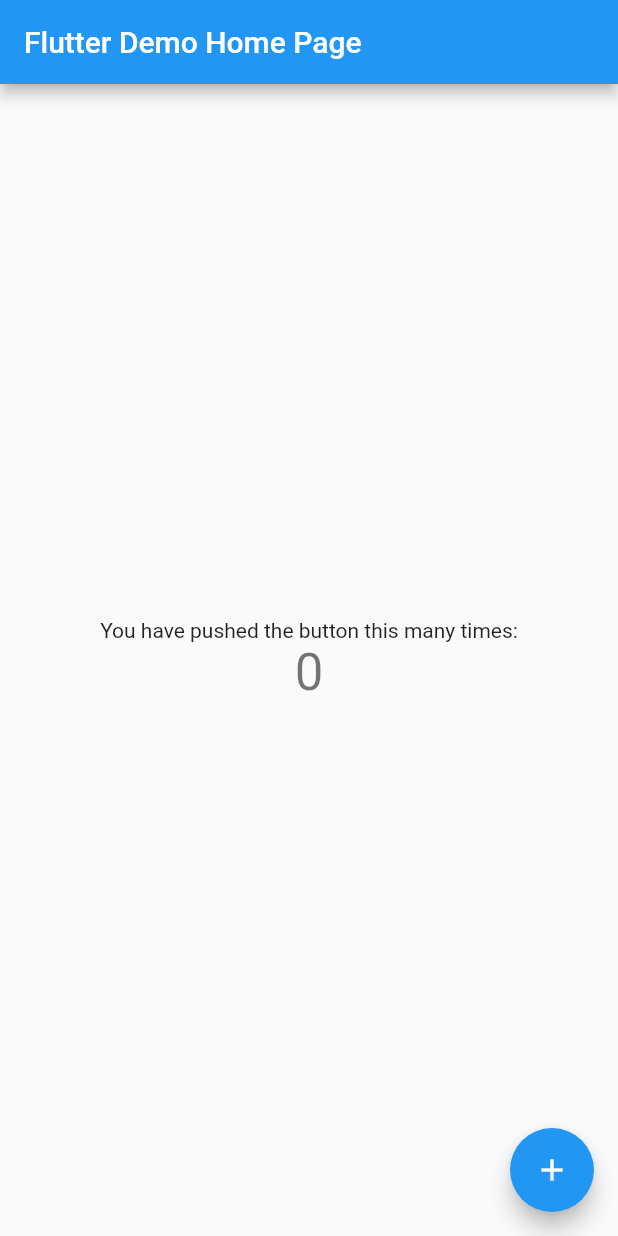
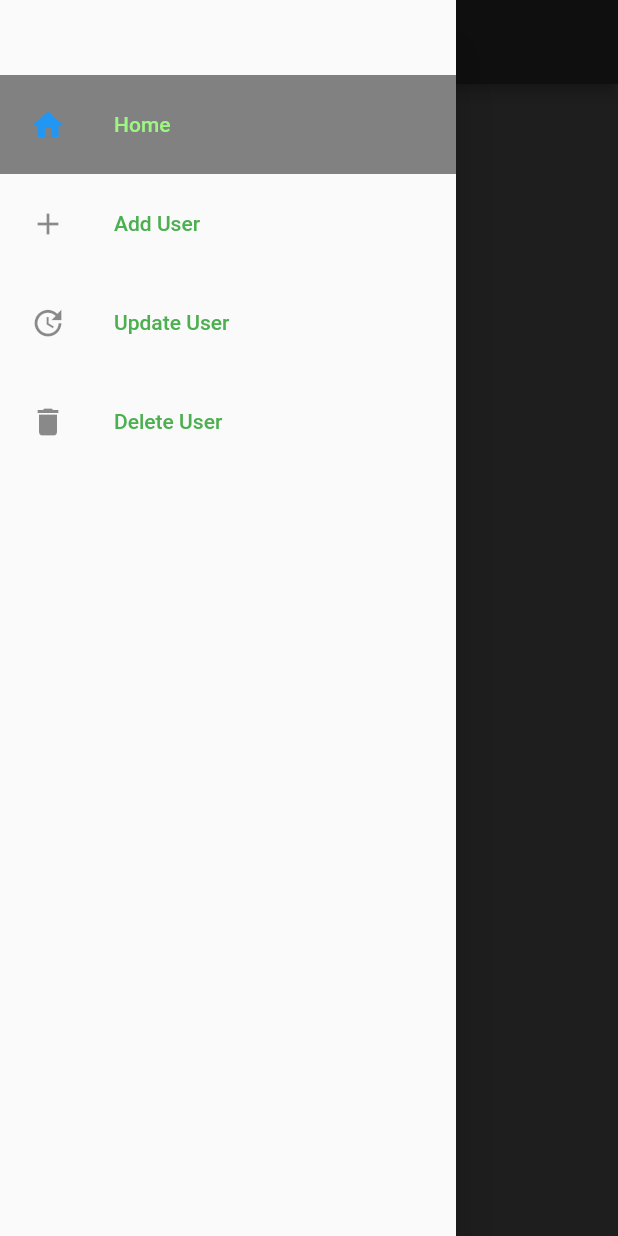
Before and after one commit to martin-ngigi/flutter_rest, a Flutter app: the screen it shows after launch, with the side drawer open (before the commit the screen has no drawer), on a phone screen of 412 x 824 dp. Run offline on Flutter 3.47's test engine with Material 2 defaults, Android fonts, the phone set to English and light mode, and no system bars.

Commit message:
Added pages

```diff
--- a/lib/main.dart
+++ b/lib/main.dart
@@ -1,4 +1,6 @@
 import 'package:flutter/material.dart';
+import 'package:flutter_rest/pages/home_page.dart';
+import 'package:flutter_rest/shared/constants.dart';
 
 void main() {
   runApp(const MyApp());
@@ -13,103 +15,10 @@ class MyApp extends StatelessWidget {
     return MaterialApp(
       title: 'Flutter Demo',
       theme: ThemeData(
-        // This is the theme of your application.
-        //
-        // Try running your application with "flutter run". You'll see the
-        // application has a blue toolbar. Then, without quitting the app, try
-        // changing the primarySwatch below to Colors.green and then invoke
-        // "hot reload" (press "r" in the console where you ran "flutter run",
-        // or simply save your changes to "hot reload" in a Flutter IDE).
-        // Notice that the counter didn't reset back to zero; the application
-        // is not restarted.
-        primarySwatch: Colors.blue,
+        primaryColor: Constants().primaryColor,
       ),
-      home: const MyHomePage(title: 'Flutter Demo Home Page'),
+      debugShowCheckedModeBanner: false,
+      home: HomePage(),
     );
   }
 }
-
-class MyHomePage extends StatefulWidget {
-  const MyHomePage({super.key, required this.title});
-
-  // This widget is the home page of your application. It is stateful, meaning
-  // that it has a State object (defined below) that contains fields that affect
-  // how it looks.
-
-  // This class is the configuration for the state. It holds the values (in this
-  // case the title) provided by the parent (in this case the App widget) and
-  // used by the build method of the State. Fields in a Widget subclass are
-  // always marked "final".
-
-  final String title;
-
-  @override
-  State<MyHomePage> createState() => _MyHomePageState();
-}
-
-class _MyHomePageState extends State<MyHomePage> {
-  int _counter = 0;
-
-  void _incrementCounter() {
-    setState(() {
-      // This call to setState tells the Flutter framework that something has
-      // changed in this State, which causes it to rerun the build method below
-      // so that the display can reflect the updated values. If we changed
-      // _counter without calling setState(), then the build method would not be
-      // called again, and so nothing would appear to happen.
-      _counter++;
-    });
-  }
-
-  @override
-  Widget build(BuildContext context) {
-    // This method is rerun every time setState is called, for instance as done
-    // by the _incrementCounter method above.
-    //
-    // The Flutter framework has been optimized to make rerunning build methods
-    // fast, so that you can just rebuild anything that needs updating rather
-    // than having to individually change instances of widgets.
-    return Scaffold(
-      appBar: AppBar(
-        // Here we take the value from the MyHomePage object that was created by
-        // the App.build method, and use it to set our appbar title.
-        title: Text(widget.title),
-      ),
-      body: Center(
-        // Center is a layout widget. It takes a single child and positions it
-        // in the middle of the parent.
-        child: Column(
-          // Column is also a layout widget. It takes a list of children and
-          // arranges them vertically. By default, it sizes itself to fit its
-          // children horizontally, and tries to be as tall as its parent.
-          //
-          // Invoke "debug painting" (press "p" in the console, choose the
-          // "Toggle Debug Paint" action from the Flutter Inspector in Android
-          // Studio, or the "Toggle Debug Paint" command in Visual Studio Code)
-          // to see the wireframe for each widget.
-          //
-          // Column has various properties to control how it sizes itself and
-          // how it positions its children. Here we use mainAxisAlignment to
-          // center the children vertically; the main axis here is the vertical
-          // axis because Columns are vertical (the cross axis would be
-          // horizontal).
-          mainAxisAlignment: MainAxisAlignment.center,
-          children: <Widget>[
-            const Text(
-              'You have pushed the button this many times:',
-            ),
-            Text(
-              '$_counter',
-              style: Theme.of(context).textTheme.headline4,
-            ),
-          ],
-        ),
-      ),
-      floatingActionButton: FloatingActionButton(
-        onPressed: _incrementCounter,
-        tooltip: 'Increment',
-        child: const Icon(Icons.add),
-      ), // This trailing comma makes auto-formatting nicer for build methods.
-    );
-  }
-}
--- /dev/null
+++ b/lib/pages/home_page.dart
@@ -0,0 +1,86 @@
+//stful
+import 'package:flutter/cupertino.dart';
+import 'package:flutter/material.dart';
+import 'package:flutter_rest/pages/add_user.dart';
+import 'package:flutter_rest/pages/delete_user.dart';
+import 'package:flutter_rest/pages/update_user.dart';
+
+import '../shared/constants.dart';
+import '../widgets/widget.dart';
+
+class HomePage extends StatefulWidget {
+  const HomePage({Key? key}) : super(key: key);
+
+  @override
+  State<HomePage> createState() => _HomePageState();
+}
+
+class _HomePageState extends State<HomePage> {
+
+  @override
+  Widget build(BuildContext context) {
+    return Scaffold(
+      backgroundColor: Colors.grey[800],
+      appBar: AppBar(
+        title: Text("Home Page"),
+        titleTextStyle: TextStyle(color: Colors.white, fontSize: 33,fontWeight: FontWeight.bold),
+        centerTitle: true,
+        backgroundColor: Colors.grey[900],
+      ),
+      drawer: Drawer(
+        child: ListView(
+          padding: EdgeInsets.symmetric(vertical: 50),
+          children: [
+            ListTile(
+              onTap: (){
+
+              },
+              selectedTileColor: Theme.of(context).primaryColor,
+              selected: true,
+              contentPadding: EdgeInsets.symmetric(horizontal: 20, vertical: 5),
+              leading: Icon(Icons.home),
+              title: Text(
+                "Home",
+                style: TextStyle(color: Constants().green),
+              ),
+            ),
+            ListTile(
+              onTap: (){
+                nextScreen(context, AddUser());
+              },
+              contentPadding: EdgeInsets.symmetric(horizontal: 20, vertical: 5),
+              leading: Icon(Icons.add),
+              title: Text(
+                "Add User",
+                style: TextStyle(color: Colors.green),
+              ),
+            ),
+            ListTile(
+              onTap: (){
+                nextScreen(context, UpdateUser());
+              },
+              contentPadding: EdgeInsets.symmetric(horizontal: 20, vertical: 5),
+              leading: Icon(Icons.update),
+              title: Text(
+                "Update User",
+                style: TextStyle(color: Colors.green),
+              ),
+            ),
+            ListTile(
+              onTap: (){
+                nextScreen(context, DeleteUser());
+              },
+              contentPadding: EdgeInsets.symmetric(horizontal: 20, vertical: 5),
+              leading: Icon(Icons.delete),
+              title: Text(
+                "Delete User",
+                style: TextStyle(color: Colors.green),
+              ),
+            ),
+
+          ],
+        ),
+      ),
+    );
+  }
+}
--- /dev/null
+++ b/lib/shared/constants.dart
@@ -0,0 +1,9 @@
+import 'dart:ui';
+import 'package:flutter/material.dart';
+
+class Constants{
+  final primaryColor = Color(0xff818181);
+  final green = Color(0xff9df682);
+
+
+}
```
Also changed, not shown: lib/pages/add_user.dart (added, +19 -0 lines), lib/pages/delete_user.dart (added, +19 -0 lines), lib/pages/update_user.dart (added, +18 -0 lines), lib/widgets/widget.dart (added, +10 -0 lines).
